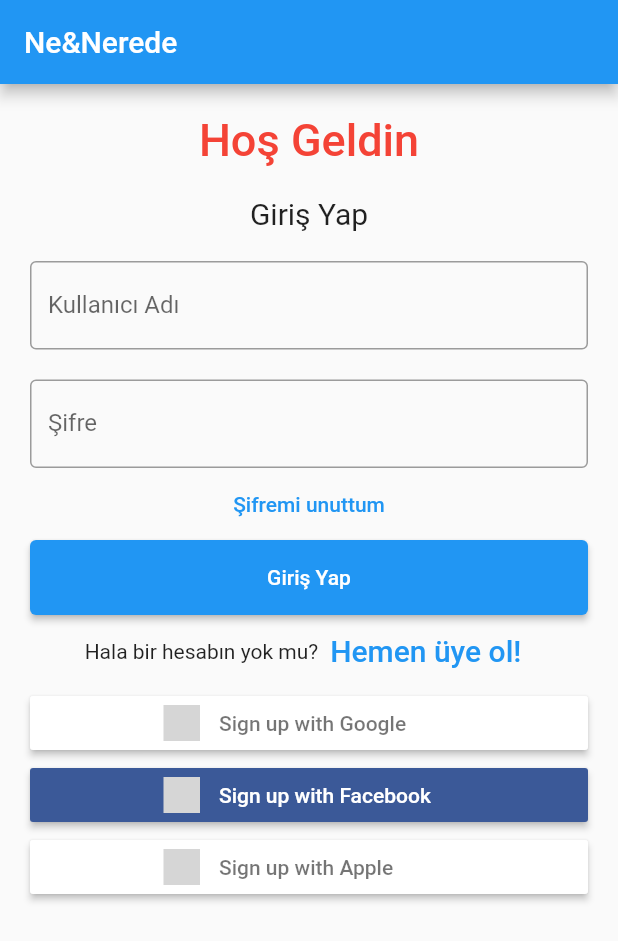
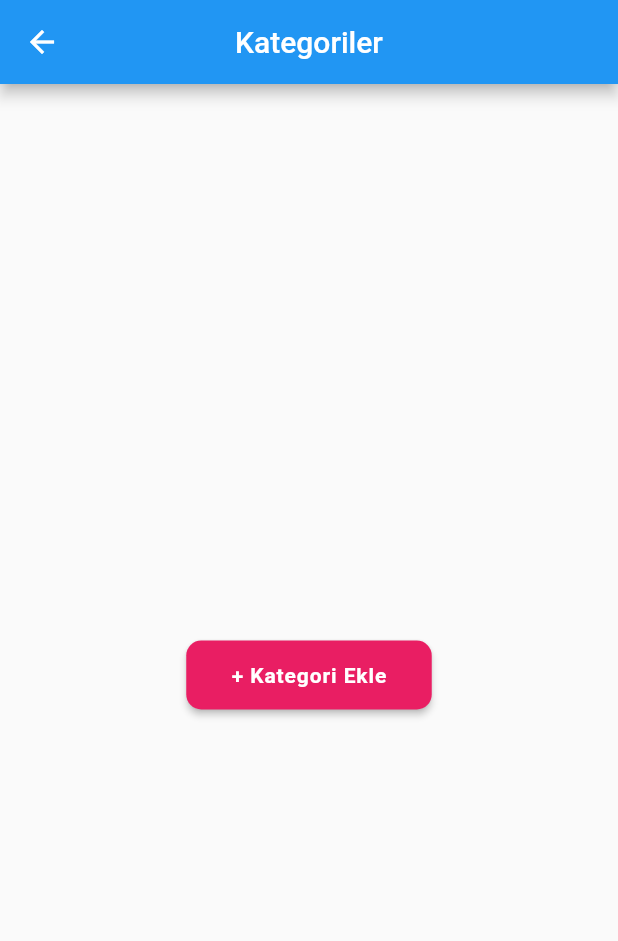
Before and after one commit to gessma/StockControlApplication, a Flutter app: the screen it shows after launch, after a tap on "Giriş Yap", on a phone screen of 412 x 824 dp. Shown: the top 941 px of the screen. Run offline on Flutter 3.47's test engine with Material 2 defaults, Android fonts, the phone set to English and light mode, and no system bars; our stand-ins replace flutter_signin_button; accounts and stored records are empty; grey boxes are pictures that could not be loaded.

Commit message:
Kategoriler sayfası eklendi

```diff
--- /dev/null
+++ b/lib/Screens/category_page.dart
@@ -0,0 +1,84 @@
+import 'package:flutter/material.dart';
+
+
+
+
+
+class Categoriespage extends StatefulWidget {
+  const Categoriespage({Key? key}) : super(key: key);
+
+  @override
+  State<Categoriespage> createState() => _CategoriespageState();
+}
+
+class _CategoriespageState extends State<Categoriespage> {
+  TextEditingController CategoryNameController = TextEditingController();
+  var category;
+  @override
+  Widget build(BuildContext context) {
+    return Scaffold(
+      appBar: AppBar(
+        title: Text(
+          'Kategoriler',
+          style: TextStyle(color: Colors.white),
+        ),
+        centerTitle: true,
+      ),
+      body: Container(
+        alignment: Alignment.center,
+        child: Column(
+          mainAxisAlignment: MainAxisAlignment.center,
+          children: [
+
+            SizedBox(
+              height: 20,
+            ),
+            RaisedButton(
+              shape: RoundedRectangleBorder(
+                  borderRadius: BorderRadius.all(Radius.circular(10.0))),
+              onPressed: () {
+                showModalBottomSheet(
+                    context: context,
+                    builder: (context) {
+                      return Column(
+                        mainAxisSize: MainAxisSize.min,
+                        children: <Widget>[
+                          Container(
+                            padding: const EdgeInsets.fromLTRB(10, 5, 10, 0),
+                            child: TextField(
+                              controller: CategoryNameController,
+                              decoration: const InputDecoration(
+                                border: OutlineInputBorder(),
+                                labelText: 'Kategori Adı',
+                              ),
+                            ),
+                          ),
+                          Container(
+                            child: ElevatedButton(
+                                onPressed:() {},
+                              child: const Text('Oluştur'),) ,
+
+                          ),
+
+
+                        ],
+                      );
+                    });
+              },
+              padding:
+              EdgeInsets.only(left: 30, right: 30, top: 15, bottom: 15),
+              color: Colors.pink,
+              child: Text(
+                '+ Kategori Ekle',
+                style: TextStyle(
+                    color: Colors.white,
+                    fontWeight: FontWeight.w600,
+                    letterSpacing: 0.6),
+              ),
+            ),
+          ],
+        ),
+      ),
+    );
+  }
+}
--- a/lib/main.dart
+++ b/lib/main.dart
@@ -3,6 +3,7 @@ import 'package:flutter_signin_button/flutter_signin_button.dart';
 import 'package:ne_nerede/Screens/resgiterpage.dart';
 
 import 'Models/user.dart';
+import 'Screens/category_page.dart';
 
 
 
@@ -23,13 +24,16 @@ class MyApp extends StatelessWidget {
 
 
 
+
   @override
   Widget build(BuildContext context) {
     return MaterialApp(
       title: _title,
       home: Scaffold(
         appBar: AppBar(title: const Text(_title)),
-        body: const MyStatefulWidget(),
+        body: const MyStatefulWidget(
+
+        ),
       ),
     );
   }
@@ -49,8 +53,7 @@ class MyStatefulWidget extends StatefulWidget {
 class _MyStatefulWidgetState extends State<MyStatefulWidget> {
   TextEditingController nameController = TextEditingController();
   TextEditingController passwordController = TextEditingController();
-  String username= "";
-  String password="";
+  late User user;
 
 
   @override
@@ -109,14 +112,18 @@ class _MyStatefulWidgetState extends State<MyStatefulWidget> {
                 child: ElevatedButton(
                   child: const Text('Giriş Yap'),
                   onPressed: () {
-
-
+                    if(nameController.text==user.userName && passwordController.text==user.password)
+                      {
+                        Navigator.push(context, MaterialPageRoute(builder: (context)=>Categoriespage()));
+                        print("Giriş yapıldı.");
+                      }
                   },
                 )
             ),
             Row(
               children: <Widget>[
                 const Text('Hala bir hesabın yok mu?'),
+
                 TextButton(
 
                   child: const Text(
@@ -124,8 +131,8 @@ class _MyStatefulWidgetState extends State<MyStatefulWidget> {
                     style: TextStyle(fontSize: 20),
                   ),
                   onPressed: () async {
-                   final  _user=await Navigator.push(context, MaterialPageRoute(builder: (context)=>Registerpage()));
-                   print(_user);
+                     user=await Navigator.push(context, MaterialPageRoute(builder: (context)=>Registerpage()));
+                   print(user);
                   },
                 )
               ],
```
Also changed, not shown: lib/Screens/LoginPage.dart (deleted).
